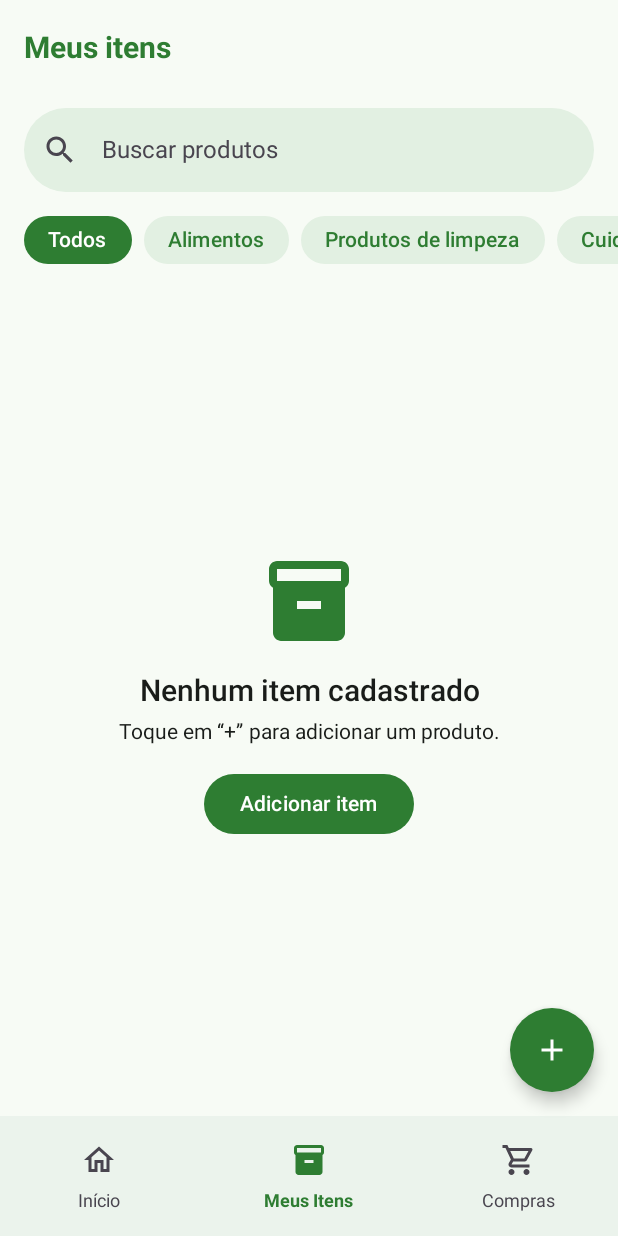
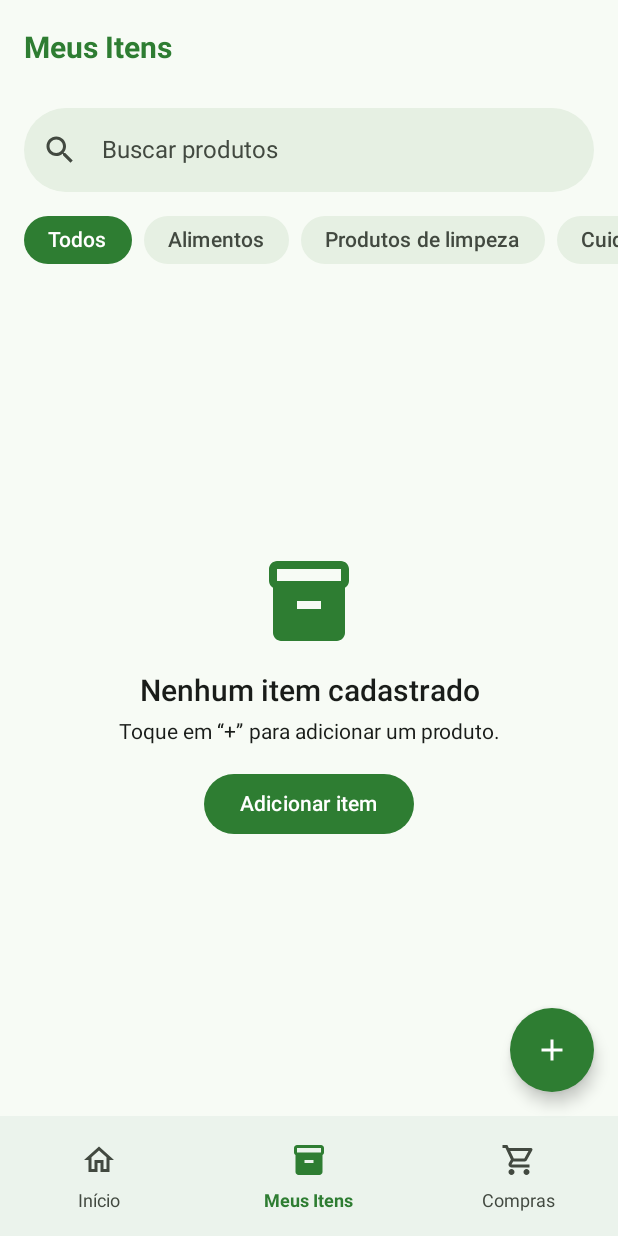
Before and after one commit to robsondmf1234/casa-em-dia, an Android app built with Jetpack Compose: the screen it shows after launch (MainActivity), item 2 of the bottom bar chosen, on a phone screen of 412 x 824 dp. Run offline under Robolectric (Android 15) with nearby library versions, the phone set to English and light mode, and no system bars; our stand-ins replace Room's generated code.

Commit message:
feat - Create refactor.

```diff
--- a/app/build.gradle.kts
+++ b/app/build.gradle.kts
@@ -15,6 +15,7 @@ android {
         targetSdk = 35
         versionCode = 1
         versionName = "1.0"
+        buildConfigField("String", "WEB_CLIENT_ID", "\"${project.findProperty("WEB_CLIENT_ID") ?: "YOUR_WEB_CLIENT_ID.apps.googleusercontent.com"}\"")
     }
 
     buildTypes {
@@ -32,6 +33,7 @@ android {
     }
     buildFeatures {
         compose = true
+        buildConfig = true
     }
 }
 
--- a/app/src/main/java/br/com/casaemdia/data/local/Daos.kt
+++ b/app/src/main/java/br/com/casaemdia/data/local/Daos.kt
@@ -47,9 +47,17 @@ interface ShoppingDao {
     suspend fun deletePurchased()
 }
 
+val MIGRATION_1_2 = object : androidx.room.migration.Migration(1, 2) {
+    override fun migrate(db: androidx.sqlite.db.SupportSQLiteDatabase) {
+        db.execSQL("CREATE INDEX IF NOT EXISTS `index_inventory_items_category` ON `inventory_items` (`category`)")
+        db.execSQL("CREATE INDEX IF NOT EXISTS `index_inventory_items_expirationEpochDay` ON `inventory_items` (`expirationEpochDay`)")
+        db.execSQL("CREATE INDEX IF NOT EXISTS `index_shopping_items_inventoryItemId` ON `shopping_items` (`inventoryItemId`)")
+    }
+}
+
 @Database(
     entities = [InventoryItemEntity::class, ShoppingItemEntity::class],
-    version = 1,
+    version = 2,
     exportSchema = true,
 )
 abstract class AppDatabase : RoomDatabase() {
--- a/app/src/main/java/br/com/casaemdia/data/repository/AuthRepositoryImpl.kt
+++ b/app/src/main/java/br/com/casaemdia/data/repository/AuthRepositoryImpl.kt
@@ -5,6 +5,7 @@ import androidx.credentials.CredentialManager
 import androidx.credentials.CustomCredential
 import androidx.credentials.GetCredentialRequest
 import androidx.credentials.exceptions.GetCredentialException
+import br.com.casaemdia.BuildConfig
 import br.com.casaemdia.domain.model.AuthState
 import br.com.casaemdia.domain.model.UserSession
 import br.com.casaemdia.domain.repository.AuthRepository
@@ -15,7 +16,7 @@ import kotlinx.coroutines.flow.MutableStateFlow
 import kotlinx.coroutines.flow.asStateFlow
 
 class AuthRepositoryImpl(
-    private val webClientId: String = "YOUR_WEB_CLIENT_ID.apps.googleusercontent.com"
+    private val webClientId: String = BuildConfig.WEB_CLIENT_ID
 ) : AuthRepository {
 
     private val authStateFlow = MutableStateFlow<AuthState>(AuthState.Unauthenticated)
--- a/app/src/main/java/br/com/casaemdia/di/AppModule.kt
+++ b/app/src/main/java/br/com/casaemdia/di/AppModule.kt
@@ -2,6 +2,7 @@ package br.com.casaemdia.di
 
 import androidx.room.Room
 import br.com.casaemdia.data.local.AppDatabase
+import br.com.casaemdia.data.local.MIGRATION_1_2
 import br.com.casaemdia.data.repository.AuthRepositoryImpl
 import br.com.casaemdia.data.repository.InventoryRepositoryImpl
 import br.com.casaemdia.data.repository.ShoppingRepositoryImpl
@@ -22,7 +23,11 @@ import org.koin.androidx.viewmodel.dsl.viewModel
 import org.koin.dsl.module
 
 val appModule = module {
-    single { Room.databaseBuilder(androidContext(), AppDatabase::class.java, "casa_em_dia.db").build() }
+    single {
+        Room.databaseBuilder(androidContext(), AppDatabase::class.java, "casa_em_dia.db")
+            .addMigrations(MIGRATION_1_2)
+            .build()
+    }
     single { get<AppDatabase>().inventoryDao() }
     single { get<AppDatabase>().shoppingDao() }
     single<InventoryRepository> { InventoryRepositoryImpl(get()) }
--- a/app/src/main/java/br/com/casaemdia/ui/inventory/InventoryScreen.kt
+++ b/app/src/main/java/br/com/casaemdia/ui/inventory/InventoryScreen.kt
@@ -16,6 +16,7 @@ import androidx.compose.material3.FilterChip
 import androidx.compose.material3.FilterChipDefaults
 import androidx.compose.material3.Icon
 import androidx.compose.material3.IconButton
+import androidx.compose.material3.MaterialTheme
 import androidx.compose.material3.OutlinedTextField
 import androidx.compose.material3.OutlinedTextFieldDefaults
 import androidx.compose.material3.Text
@@ -38,7 +39,6 @@ import br.com.casaemdia.ui.components.ItemCard
 import br.com.casaemdia.ui.components.LoadingState
 import br.com.casaemdia.ui.components.labelRes
 import br.com.casaemdia.ui.theme.CasaEmDiaTheme
-import br.com.casaemdia.ui.theme.Green40
 import br.com.casaemdia.ui.viewmodel.InventoryUiState
 import br.com.casaemdia.ui.viewmodel.InventoryViewModel
 import org.koin.androidx.compose.koinViewModel
@@ -81,8 +81,8 @@ fun InventoryContent(
         else -> Column(modifier) {
             OutlinedTextField(
                 colors = OutlinedTextFieldDefaults.colors(
-                    focusedContainerColor = Color(0xFFE2F0E2),
-                    unfocusedContainerColor = Color(0xFFE2F0E2),
+                    focusedContainerColor = MaterialTheme.colorScheme.surfaceVariant,
+                    unfocusedContainerColor = MaterialTheme.colorScheme.surfaceVariant,
                     focusedBorderColor = Color.Transparent,
                     unfocusedBorderColor = Color.Transparent,
                     disabledBorderColor = Color.Transparent,
@@ -123,10 +123,10 @@ fun InventoryContent(
                         label = { Text(stringResource(R.string.inventory_filter_all)) },
                         shape = RoundedCornerShape(50),
                         colors = FilterChipDefaults.filterChipColors(
-                            selectedContainerColor = Green40,
-                            selectedLabelColor = Color.White,
-                            containerColor = Color(0xFFE2F0E2),
-                            labelColor = Green40,
+                            selectedContainerColor = MaterialTheme.colorScheme.primary,
+                            selectedLabelColor = MaterialTheme.colorScheme.onPrimary,
+                            containerColor = MaterialTheme.colorScheme.surfaceVariant,
+                            labelColor = MaterialTheme.colorScheme.onSurfaceVariant,
                         ),
                         border = FilterChipDefaults.filterChipBorder(
                             enabled = true,
@@ -144,10 +144,10 @@ fun InventoryContent(
                         label = { Text(stringResource(category.labelRes())) },
                         shape = RoundedCornerShape(50),
                         colors = FilterChipDefaults.filterChipColors(
-                            selectedContainerColor = Green40,
-                            selectedLabelColor = Color.White,
-                            containerColor = Color(0xFFE2F0E2),
-                            labelColor = Green40,
+                            selectedContainerColor = MaterialTheme.colorScheme.primary,
+                            selectedLabelColor = MaterialTheme.colorScheme.onPrimary,
+                            containerColor = MaterialTheme.colorScheme.surfaceVariant,
+                            labelColor = MaterialTheme.colorScheme.onSurfaceVariant,
                         ),
                         border = FilterChipDefaults.filterChipBorder(
                             enabled = true,
@@ -165,10 +165,10 @@ fun InventoryContent(
                         label = { Text(stringResource(R.string.inventory_filter_low_stock)) },
                         shape = RoundedCornerShape(50),
                         colors = FilterChipDefaults.filterChipColors(
-                            selectedContainerColor = Green40,
-                            selectedLabelColor = Color.White,
-                            containerColor = Color(0xFFE2F0E2),
-                            labelColor = Green40,
+                            selectedContainerColor = MaterialTheme.colorScheme.primary,
+                            selectedLabelColor = MaterialTheme.colorScheme.onPrimary,
+                            containerColor = MaterialTheme.colorScheme.surfaceVariant,
+                            labelColor = MaterialTheme.colorScheme.onSurfaceVariant,
                         ),
                         border = FilterChipDefaults.filterChipBorder(
                             enabled = true,
--- a/app/src/main/java/br/com/casaemdia/ui/navigation/CasaEmDiaNavHost.kt
+++ b/app/src/main/java/br/com/casaemdia/ui/navigation/CasaEmDiaNavHost.kt
@@ -16,6 +16,7 @@ import androidx.compose.material.icons.outlined.ShoppingCart
 import androidx.compose.material3.ExperimentalMaterial3Api
 import androidx.compose.material3.FloatingActionButton
 import androidx.compose.material3.Icon
+import androidx.compose.material3.IconButton
 import androidx.compose.material3.MaterialTheme
 import androidx.compose.material3.NavigationBar
 import androidx.compose.material3.NavigationBarItem
@@ -135,7 +136,7 @@ fun CasaEmDiaNavHost(navController: NavHostController = rememberNavController())
             }
         }
         composable(Routes.INVENTORY) {
-            TabScaffold(Tab.Inventory, navController, titleText = "Meus itens", onAdd = addItem) { modifier ->
+            TabScaffold(Tab.Inventory, navController, titleText = stringResource(R.string.inventory_title), onAdd = addItem) { modifier ->
                 InventoryScreen(onItemClick = openDetails, onAddItem = addItem, modifier = modifier)
             }
         }
@@ -199,14 +200,14 @@ private fun TabScaffold(
                 },
                 actions = {
                     if (showBrandHeader) {
-                        Icon(
-                            imageVector = Icons.Filled.Settings,
-                            contentDescription = null,
-                            modifier = Modifier
-                                .padding(end = 16.dp)
-                                .size(24.dp),
-                            tint = MaterialTheme.colorScheme.primary,
-                        )
+                        IconButton(onClick = { }) {
+                            Icon(
+                                imageVector = Icons.Filled.Settings,
+                                contentDescription = stringResource(R.string.nav_settings),
+                                modifier = Modifier.size(24.dp),
+                                tint = MaterialTheme.colorScheme.primary,
+                            )
+                        }
                     }
                 },
                 colors = TopAppBarDefaults.topAppBarColors(
@@ -334,7 +335,7 @@ private fun TabScaffoldInventoryPreview() {
         TabScaffold(
             current = Tab.Inventory,
             navController = rememberNavController(),
-            titleText = "Meus itens",
+            titleText = stringResource(R.string.inventory_title),
             onAdd = {},
         ) { modifier ->
             InventoryContent(
--- a/app/src/main/java/br/com/casaemdia/ui/theme/Theme.kt
+++ b/app/src/main/java/br/com/casaemdia/ui/theme/Theme.kt
@@ -32,7 +32,13 @@ private val LightColors = lightColorScheme(
     surface = Color.White,
     onSurface = Color(0xFF191C19),
     surfaceVariant = Color(0xFFE6F0E3),
+    onSurfaceVariant = Color(0xFF424940),
+    tertiary = Color(0xFFE65100),
+    tertiaryContainer = Color(0xFFFFF3DB),
+    onTertiaryContainer = Color(0xFFE65100),
     error = DangerRed,
+    errorContainer = Color(0xFFFFEAEA),
+    onErrorContainer = Color(0xFFC62828),
 )
 
 private val DarkColors = darkColorScheme(
@@ -46,7 +52,13 @@ private val DarkColors = darkColorScheme(
     surface = Color(0xFF1A1F1A),
     onSurface = Color(0xFFE1E3DE),
     surfaceVariant = Color(0xFF2B352B),
+    onSurfaceVariant = Color(0xFFC2C9BF),
+    tertiary = Color(0xFFFFB784),
+    tertiaryContainer = Color(0xFF4A2800),
+    onTertiaryContainer = Color(0xFFFFDCBE),
     error = Color(0xFFEF9A9A),
+    errorContainer = Color(0xFF531111),
+    onErrorContainer = Color(0xFFFFDAD6),
 )
 
 private val AppTypography = Typography(
--- a/app/src/main/res/values/strings.xml
+++ b/app/src/main/res/values/strings.xml
@@ -131,6 +131,9 @@
     <string name="location_laundry">Lavanderia</string>
     <string name="location_other">Outro</string>
 
+    <string name="home_category_count_format">%1$d itens</string>
+    <string name="nav_settings">Configurações</string>
+
     <!-- Autenticação / Login -->
     <string name="login_title">Bem-vindo ao Casa em Dia</string>
     <string name="login_subtitle">Faça login com sua conta do Google para sincronizar e organizar sua despensa.</string>
```
Also changed, not shown: app/src/main/java/br/com/casaemdia/data/local/Entities.kt (+14 -2 lines), app/src/main/java/br/com/casaemdia/ui/edit/EditItemScreen.kt (+9 -9 lines), app/src/main/java/br/com/casaemdia/ui/home/HomeScreen.kt (+10 -10 lines), 3 other files.
